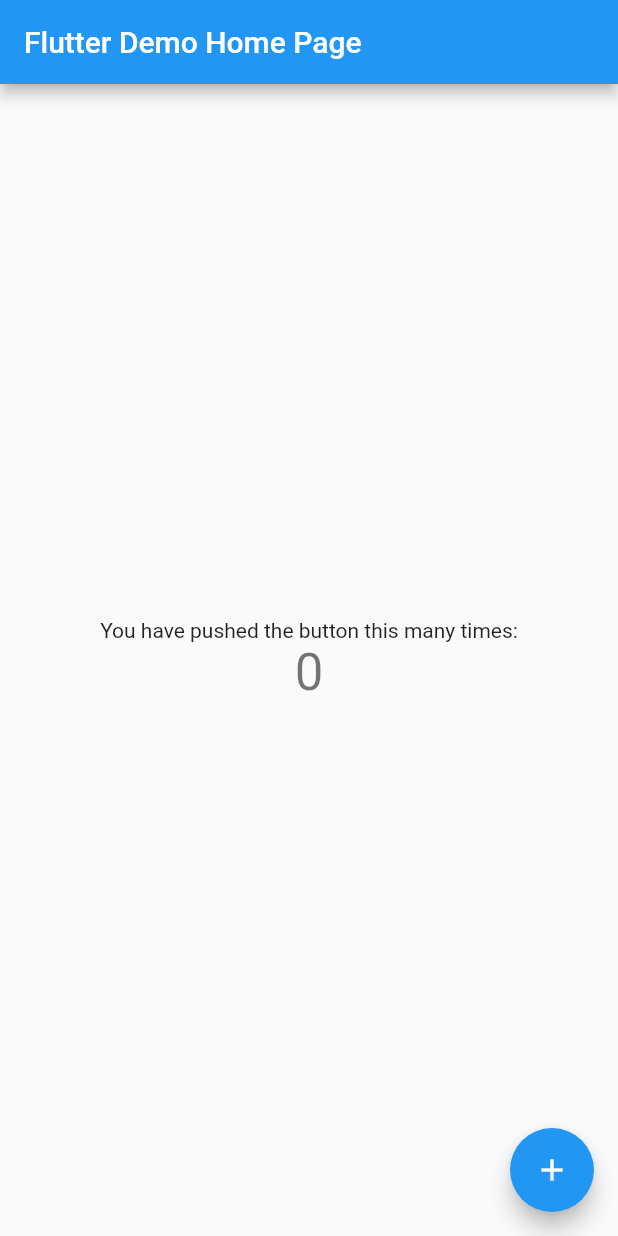
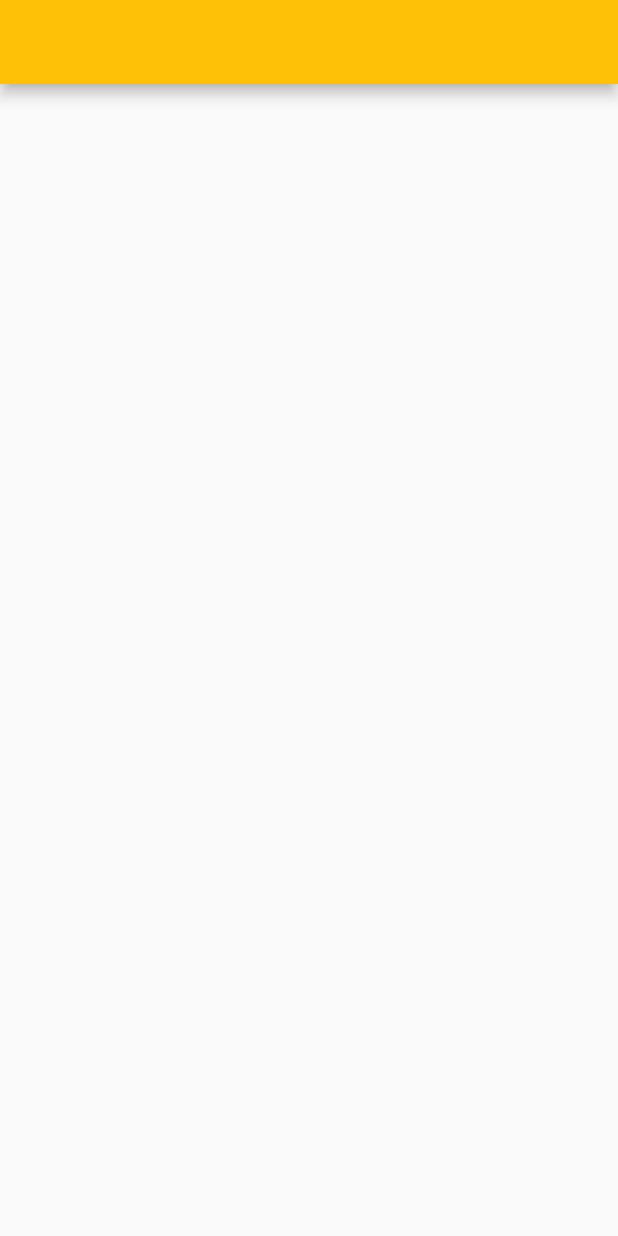
Before and after one commit to akaravi/ntk_flutter_catalog, a Flutter app: the screen it shows after launch, on a phone screen of 412 x 824 dp. Run offline on Flutter 3.47's test engine with Material 2 defaults, Android fonts, the phone set to English and light mode, and no system bars.

Commit message:
edit main page home

```diff
--- a/lib/main.dart
+++ b/lib/main.dart
@@ -1,115 +1,21 @@
 import 'package:flutter/material.dart';
 
 void main() {
-  runApp(const MyApp());
+  runApp(pagetest());
 }
 
-class MyApp extends StatelessWidget {
-  const MyApp({super.key});
+class pagetest extends StatelessWidget {
+  const pagetest({super.key});
 
-  // This widget is the root of your application.
   @override
   Widget build(BuildContext context) {
     return MaterialApp(
-      title: 'Flutter Demo',
-      theme: ThemeData(
-        // This is the theme of your application.
-        //
-        // Try running your application with "flutter run". You'll see the
-        // application has a blue toolbar. Then, without quitting the app, try
-        // changing the primarySwatch below to Colors.green and then invoke
-        // "hot reload" (press "r" in the console where you ran "flutter run",
-        // or simply save your changes to "hot reload" in a Flutter IDE).
-        // Notice that the counter didn't reset back to zero; the application
-        // is not restarted.
-        primarySwatch: Colors.blue,
-      ),
-      home: const MyHomePage(title: 'Flutter Demo Home Page'),
+      debugShowCheckedModeBanner: false,
+      title: "catalog",
+      home: Scaffold(
+          appBar: AppBar(
+        backgroundColor: Colors.amber,
+      )),
     );
   }
 }
-
-class MyHomePage extends StatefulWidget {
-  const MyHomePage({super.key, required this.title});
-
-  // This widget is the home page of your application. It is stateful, meaning
-  // that it has a State object (defined below) that contains fields that affect
-  // how it looks.
-
-  // This class is the configuration for the state. It holds the values (in this
-  // case the title) provided by the parent (in this case the App widget) and
-  // used by the build method of the State. Fields in a Widget subclass are
-  // always marked "final".
-
-  final String title;
-
-  @override
-  State<MyHomePage> createState() => _MyHomePageState();
-}
-
-class _MyHomePageState extends State<MyHomePage> {
-  int _counter = 0;
-
-  void _incrementCounter() {
-    setState(() {
-      // This call to setState tells the Flutter framework that something has
-      // changed in this State, which causes it to rerun the build method below
-      // so that the display can reflect the updated values. If we changed
-      // _counter without calling setState(), then the build method would not be
-      // called again, and so nothing would appear to happen.
-      _counter++;
-    });
-  }
-
-  @override
-  Widget build(BuildContext context) {
-    // This method is rerun every time setState is called, for instance as done
-    // by the _incrementCounter method above.
-    //
-    // The Flutter framework has been optimized to make rerunning build methods
-    // fast, so that you can just rebuild anything that needs updating rather
-    // than having to individually change instances of widgets.
-    return Scaffold(
-      appBar: AppBar(
-        // Here we take the value from the MyHomePage object that was created by
-        // the App.build method, and use it to set our appbar title.
-        title: Text(widget.title),
-      ),
-      body: Center(
-        // Center is a layout widget. It takes a single child and positions it
-        // in the middle of the parent.
-        child: Column(
-          // Column is also a layout widget. It takes a list of children and
-          // arranges them vertically. By default, it sizes itself to fit its
-          // children horizontally, and tries to be as tall as its parent.
-          //
-          // Invoke "debug painting" (press "p" in the console, choose the
-          // "Toggle Debug Paint" action from the Flutter Inspector in Android
-          // Studio, or the "Toggle Debug Paint" command in Visual Studio Code)
-          // to see the wireframe for each widget.
-          //
-          // Column has various properties to control how it sizes itself and
-          // how it positions its children. Here we use mainAxisAlignment to
-          // center the children vertically; the main axis here is the vertical
-          // axis because Columns are vertical (the cross axis would be
-          // horizontal).
-          mainAxisAlignment: MainAxisAlignment.center,
-          children: <Widget>[
-            const Text(
-              'You have pushed the button this many times:',
-            ),
-            Text(
-              '$_counter',
-              style: Theme.of(context).textTheme.headlineMedium,
-            ),
-          ],
-        ),
-      ),
-      floatingActionButton: FloatingActionButton(
-        onPressed: _incrementCounter,
-        tooltip: 'Increment',
-        child: const Icon(Icons.add),
-      ), // This trailing comma makes auto-formatting nicer for build methods.
-    );
-  }
-}
```
